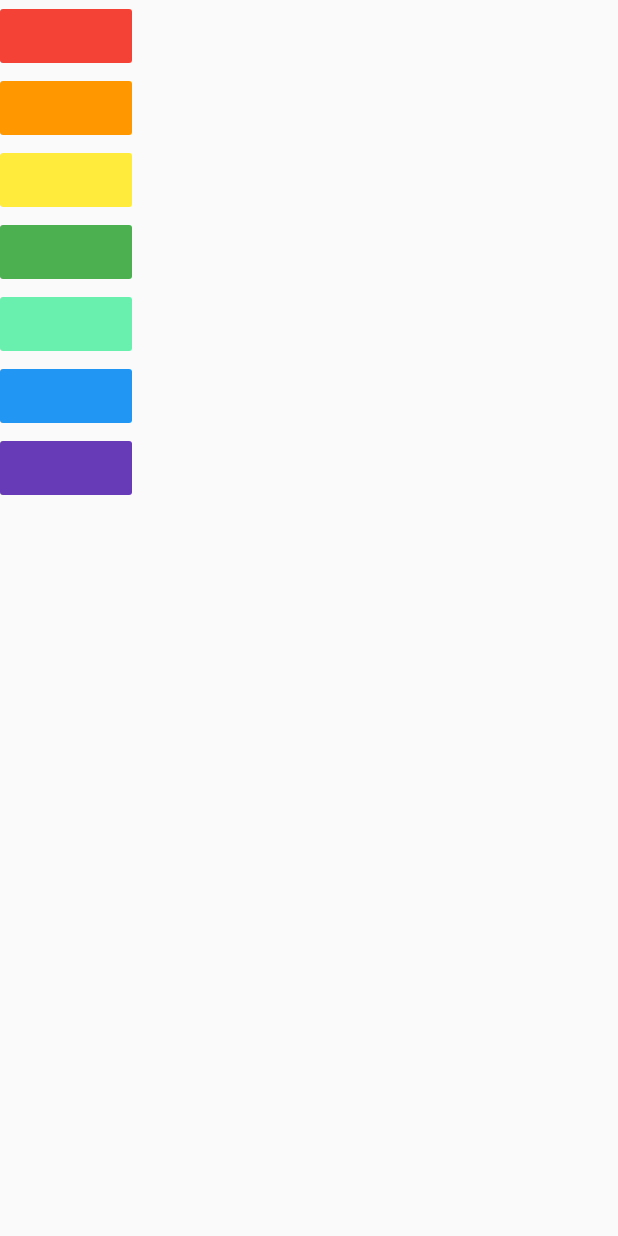
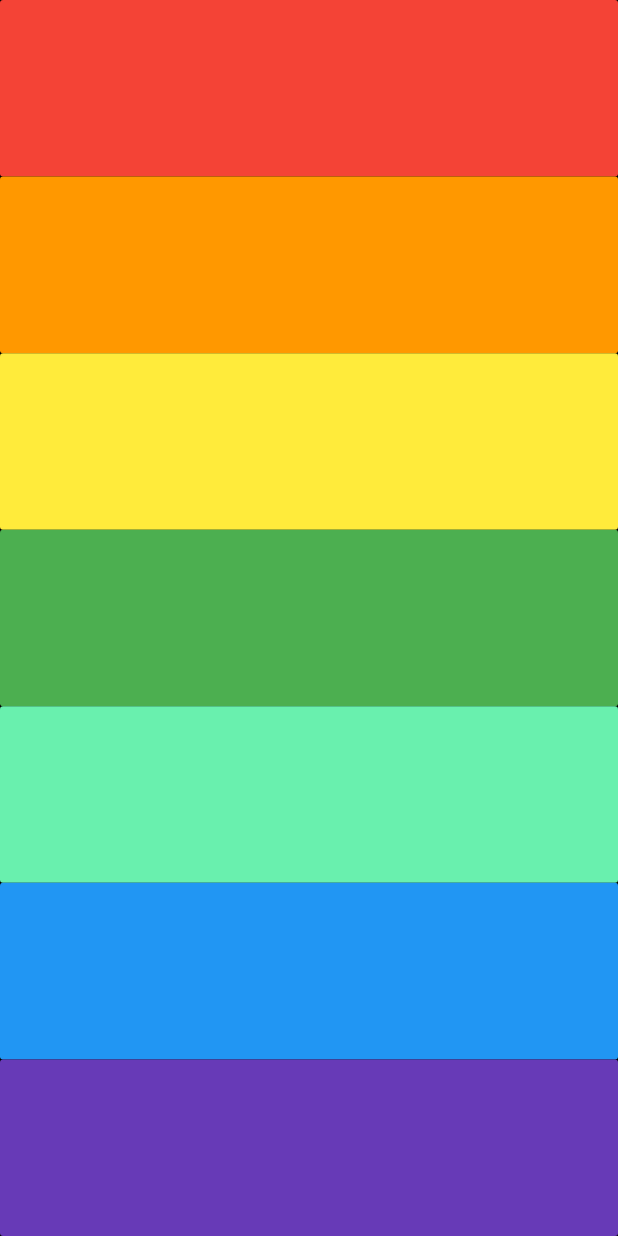
Before and after one commit to bertanasco/flutterathome, a Flutter app: the screen it shows after launch, on a phone screen of 412 x 824 dp. Run offline on Flutter 3.47's test engine with Material 2 defaults, Android fonts, the light colour scheme and no system bars; our stand-ins replace audioplayers.

Commit message:
Layout challenge

```diff
--- a/appbrewery/section_09/xylophone/lib/main.dart
+++ b/appbrewery/section_09/xylophone/lib/main.dart
@@ -9,54 +9,84 @@ class XylophoneApp extends StatelessWidget {
     player.play('note$noteNumber.wav');
   }
 
+  List<Widget> generateFlatButtons() {
+    List<Widget> flatButtons = List<Widget>();
+    for (var i = 1; i < 8; i++) {
+      flatButtons.add(
+        FlatButton(
+          color: Colors.red,
+          onPressed: () {
+            playNote(i);
+          },
+        ),
+      );
+    }
+  }
+
   @override
   Widget build(BuildContext context) {
     return MaterialApp(
       home: Scaffold(
+        backgroundColor: Colors.black,
         body: SafeArea(
           child: Column(
+            crossAxisAlignment: CrossAxisAlignment.stretch,
             children: <Widget>[
-              FlatButton(
+              Expanded(
+                child: FlatButton(
                   color: Colors.red,
                   onPressed: () {
                     playNote(1);
                   },
                 ),
-              FlatButton(
+              ),
+              Expanded(
+                child: FlatButton(
                   color: Colors.orange,
                   onPressed: () {
                     playNote(2);
                   },
                 ),
-              FlatButton(
+              ),
+              Expanded(
+                child: FlatButton(
                   color: Colors.yellow,
                   onPressed: () {
                     playNote(3);
                   },
                 ),
-              FlatButton(
+              ),
+              Expanded(
+                child: FlatButton(
                   color: Colors.green,
                   onPressed: () {
                     playNote(4);
                   },
                 ),
-              FlatButton(
+              ),
+              Expanded(
+                child: FlatButton(
                   color: Colors.greenAccent,
                   onPressed: () {
                     playNote(5);
                   },
                 ),
-              FlatButton(
+              ),
+              Expanded(
+                child: FlatButton(
                   color: Colors.blue,
                   onPressed: () {
                     playNote(6);
                   },
                 ),
-              FlatButton(
+              ),
+              Expanded(
+                child: FlatButton(
                   color: Colors.deepPurple,
                   onPressed: () {
                     playNote(7);
                   },
+                ),
               ),
             ],
           ),
```
Lines whose indentation alone changed are shown as unchanged.
